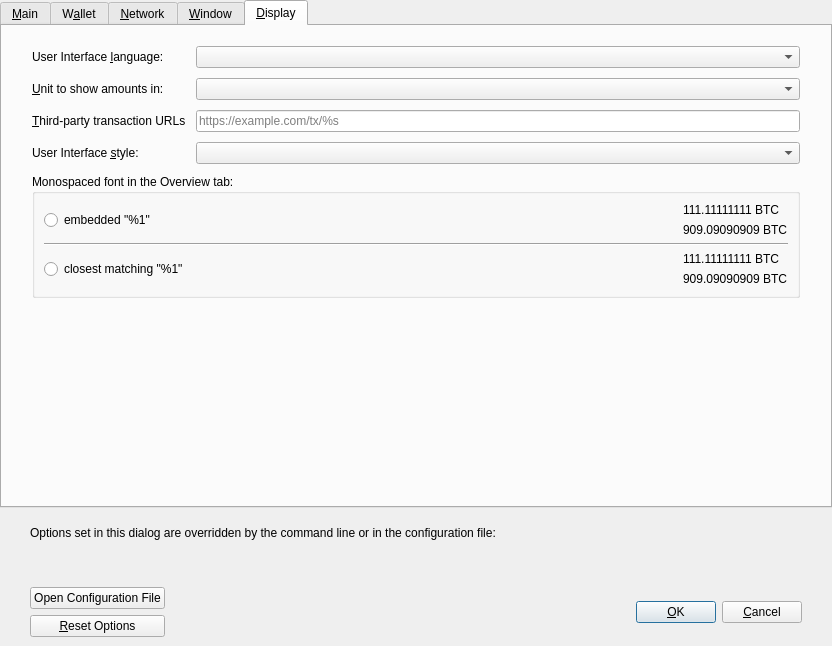
The window that src/qt/forms/optionsdialog.ui (Runebase/runebase) describes before a commit, drawn with Qt 5.
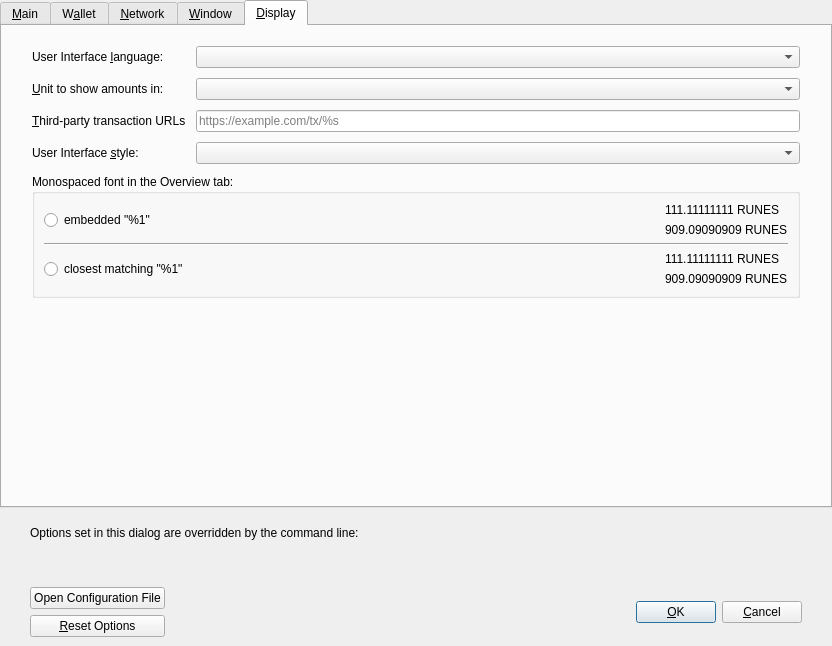
The same window after the commit. The open tabs and pages were chosen to show the change. Custom widgets are drawn as their Qt base class.

The edit to the form file:
```diff
--- a/src/qt/forms/optionsdialog.ui
+++ b/src/qt/forms/optionsdialog.ui
@@ -1045,14 +1045,14 @@
               <item>
                <widget class="QLabel" name="embeddedFont_label_1">
                 <property name="text">
-                 <string notr="true">111.11111111 BTC</string>
+                 <string notr="true">111.11111111 RUNES</string>
                 </property>
                </widget>
               </item>
               <item>
                <widget class="QLabel" name="embeddedFont_label_9">
                 <property name="text">
-                 <string notr="true">909.09090909 BTC</string>
+                 <string notr="true">909.09090909 RUNES</string>
                 </property>
                </widget>
               </item>
@@ -1094,14 +1094,14 @@
               <item>
                <widget class="QLabel" name="systemFont_label_1">
                 <property name="text">
-                 <string notr="true">111.11111111 BTC</string>
+                 <string notr="true">111.11111111 RUNES</string>
                 </property>
                </widget>
               </item>
               <item>
                <widget class="QLabel" name="systemFont_label_9">
                 <property name="text">
-                 <string notr="true">909.09090909 BTC</string>
+                 <string notr="true">909.09090909 RUNES</string>
                 </property>
                </widget>
               </item>
@@ -1143,7 +1143,7 @@
         <item>
          <widget class="QLabel" name="overriddenByCommandLineInfoLabel">
           <property name="text">
-           <string>Options set in this dialog are overridden by the command line or in the configuration file:</string>
+           <string>Options set in this dialog are overridden by the command line:</string>
           </property>
           <property name="textFormat">
            <enum>Qt::PlainText</enum>
```
